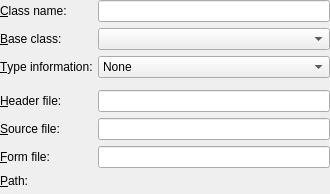
This is src/plugins/designer/cpp/newclasswidget.ui in qt-creator/qt-creator as Qt 5 draws it before an edit. The edited form follows.
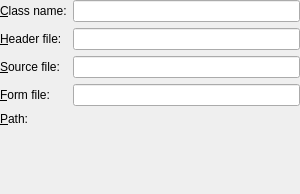
This is the edited form. Custom widgets are drawn as their Qt base class.

Commit message:
Designer: Remove further dead code from newclasswidget.*
The feature with base classes and class types was disabled by hiding the
respective ui fields. Also, the code to handle these features is very
incomplete.
This change removes these ui fileds and unused code remnands.

Patch:
```diff
--- a/src/plugins/designer/cpp/newclasswidget.ui
+++ b/src/plugins/designer/cpp/newclasswidget.ui
@@ -40,102 +40,6 @@
     <widget class="Utils::ClassNameValidatingLineEdit" name="classLineEdit"/>
    </item>
    <item row="1" column="0">
-    <widget class="QLabel" name="baseClassLabel">
-     <property name="text">
-      <string>&amp;Base class:</string>
-     </property>
-     <property name="buddy">
-      <cstring>baseClassComboBox</cstring>
-     </property>
-    </widget>
-   </item>
-   <item row="1" column="1">
-    <widget class="QComboBox" name="baseClassComboBox">
-     <property name="sizePolicy">
-      <sizepolicy hsizetype="MinimumExpanding" vsizetype="Fixed">
-       <horstretch>0</horstretch>
-       <verstretch>0</verstretch>
-      </sizepolicy>
-     </property>
-    </widget>
-   </item>
-   <item row="2" column="0">
-    <widget class="QLabel" name="classTypeLabel">
-     <property name="text">
-      <string>&amp;Type information:</string>
-     </property>
-     <property name="buddy">
-      <cstring>classTypeComboBox</cstring>
-     </property>
-    </widget>
-   </item>
-   <item row="2" column="1">
-    <widget class="QComboBox" name="classTypeComboBox">
-     <item>
-      <property name="text">
-       <string>None</string>
-      </property>
-     </item>
-     <item>
-      <property name="text">
-       <string>Inherits QObject</string>
-      </property>
-     </item>
-     <item>
-      <property name="text">
-       <string>Inherits QWidget</string>
-      </property>
-     </item>
-     <item>
-      <property name="text">
-       <string>Inherits QDeclarativeItem - Qt Quick 1</string>
-      </property>
-     </item>
-     <item>
-      <property name="text">
-       <string>Inherits QQuickItem - Qt Quick 2</string>
-      </property>
-     </item>
-     <item>
-      <property name="text">
-       <string>Based on QSharedData</string>
-      </property>
-     </item>
-    </widget>
-   </item>
-   <item row="3" column="0">
-    <spacer name="verticalSpacer">
-     <property name="orientation">
-      <enum>Qt::Vertical</enum>
-     </property>
-     <property name="sizeType">
-      <enum>QSizePolicy::Fixed</enum>
-     </property>
-     <property name="sizeHint" stdset="0">
-      <size>
-       <width>0</width>
-       <height>0</height>
-      </size>
-     </property>
-    </spacer>
-   </item>
-   <item row="3" column="1">
-    <spacer name="verticalSpacer_2">
-     <property name="orientation">
-      <enum>Qt::Vertical</enum>
-     </property>
-     <property name="sizeType">
-      <enum>QSizePolicy::Fixed</enum>
-     </property>
-     <property name="sizeHint" stdset="0">
-      <size>
-       <width>0</width>
-       <height>0</height>
-      </size>
-     </property>
-    </spacer>
-   </item>
-   <item row="4" column="0">
     <widget class="QLabel" name="headerLabel">
      <property name="text">
       <string>&amp;Header file:</string>
@@ -145,10 +49,10 @@
      </property>
     </widget>
    </item>
-   <item row="4" column="1">
+   <item row="1" column="1">
     <widget class="Utils::FileNameValidatingLineEdit" name="headerFileLineEdit"/>
    </item>
-   <item row="5" column="0">
+   <item row="2" column="0">
     <widget class="QLabel" name="sourceLabel">
      <property name="text">
       <string>&amp;Source file:</string>
@@ -158,10 +62,10 @@
      </property>
     </widget>
    </item>
-   <item row="5" column="1">
+   <item row="2" column="1">
     <widget class="Utils::FileNameValidatingLineEdit" name="sourceFileLineEdit"/>
    </item>
-   <item row="6" column="0">
+   <item row="3" column="0">
     <widget class="QLabel" name="formLabel">
      <property name="text">
       <string>&amp;Form file:</string>
@@ -171,10 +75,10 @@
      </property>
     </widget>
    </item>
-   <item row="6" column="1">
+   <item row="3" column="1">
     <widget class="Utils::FileNameValidatingLineEdit" name="formFileLineEdit"/>
    </item>
-   <item row="7" column="0">
+   <item row="4" column="0">
     <widget class="QLabel" name="pathLabel">
      <property name="text">
       <string>&amp;Path:</string>
```
Left out of the diff: 2 changed lines with no effect on the pictures. The commit also changes 2 other files.
